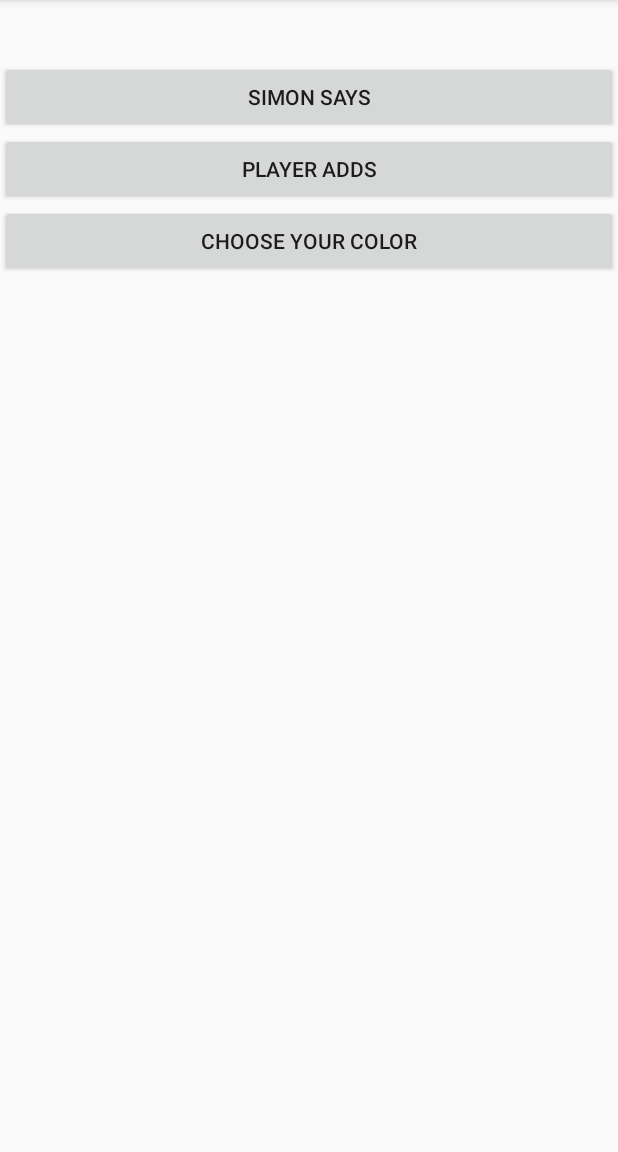
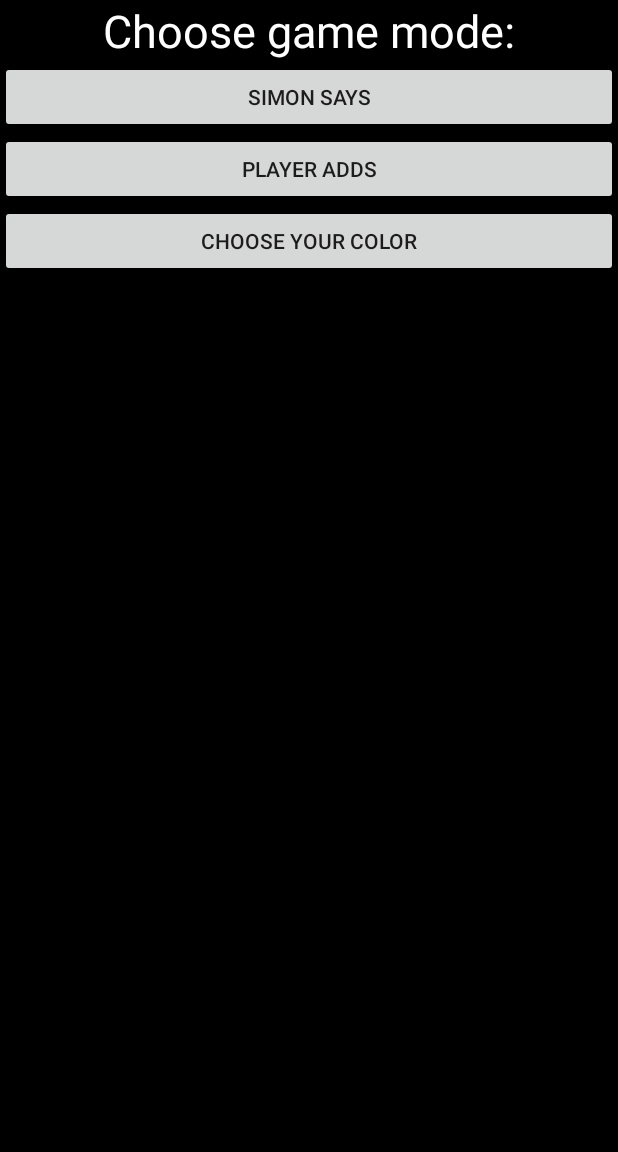
Before and after one commit to tbcrozier/Assignment2Simon, an Android app: the ModeActivity screen opened directly, with no data from a screen before it, on a phone screen of 412 x 824 dp, the part 84-1236 px from its top. Run offline under Robolectric (Android 15) with nearby library versions, the phone set to English and light mode, and no system bars.

Commit message:
Added intent filters to the androidManifest.xml because the activities were empty and were creating warnings. Changed activity_about layout by adding padding around buttons and changing button sizes. Added button resource for the simon says start game. Changed activity_mode

```diff
--- a/app/src/main/res/layout/activity_mode.xml
+++ b/app/src/main/res/layout/activity_mode.xml
@@ -4,6 +4,7 @@
     android:orientation="vertical"
     android:layout_width="match_parent"
     android:layout_height="match_parent"
+    android:background="@color/colorBlack"
     android:id="@+id/activity_mode">
 
     <TextView
@@ -11,7 +12,8 @@
         android:layout_height="wrap_content"
         android:id="@+id/textView"
         android:textAlignment="center"
-        tools:text="@string/mode_question"
+        android:text="@string/mode_question"
+        android:textColor="@android:color/white"
         android:textSize="30sp" />
 
     <Button
--- a/app/src/main/res/values/strings.xml
+++ b/app/src/main/res/values/strings.xml
@@ -1,5 +1,4 @@
 <resources>
-
     <string name="app_name">Assignment2Simon</string>
     <string name="about_title">Simon App</string>
     <string name="about_game">Simon is a game of memory and wits!</string>
@@ -20,5 +19,4 @@
     <string name="about_simon_button">About Simon</string>
     <string name="exit_button">Exit</string>
     <string name="you_lose">You Lose! Try Again?</string>
-
 </resources>
```
Also changed, not shown: app/src/main/res/drawable/red_button.png (added). Lines whose indentation alone changed are shown as unchanged.
